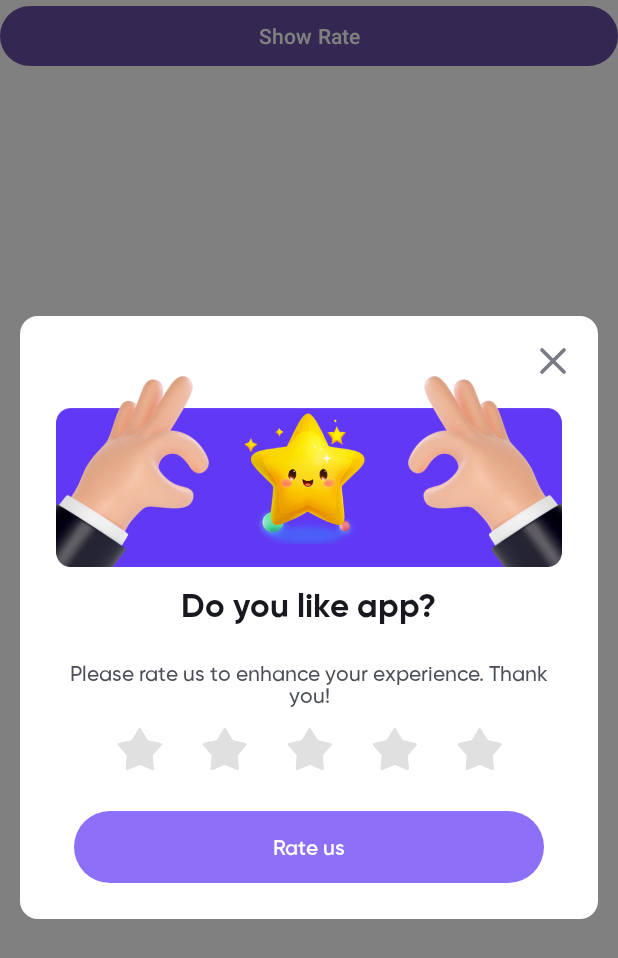
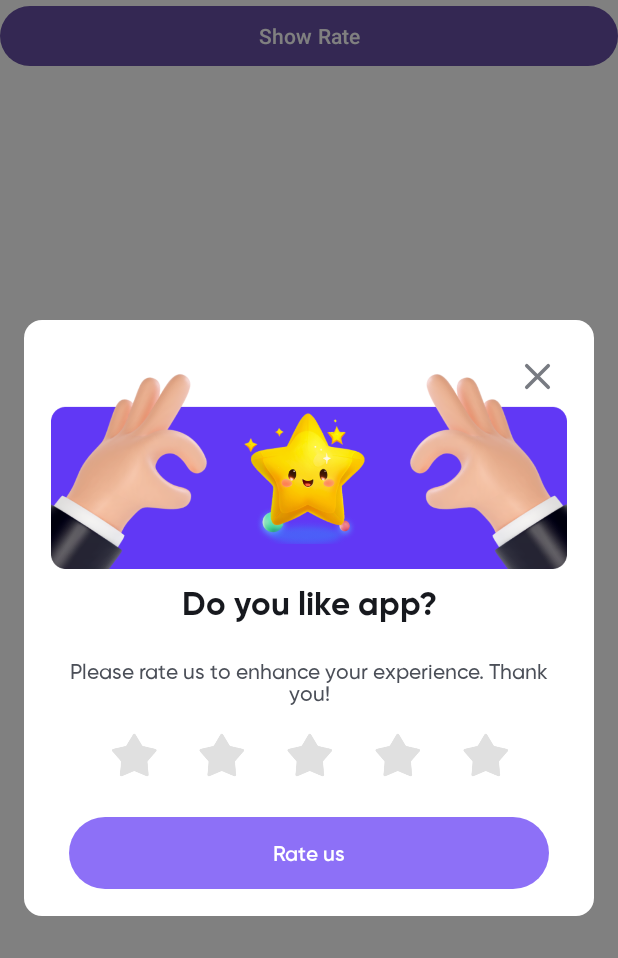
Before and after one commit to tuyen12081707/RateApp, an Android app: the screen it shows after launch (MainActivity), after a tap on "Show Rate", on a phone screen of 412 x 824 dp. Shown: the top 958 px of the screen. Run offline under Robolectric (Android 15) with nearby library versions, the phone set to English and light mode, and no system bars; our stand-ins replace sdp/ssp sizes; libraries missing offline, so code that uses them is left out: com.google.android.play.

Commit message:
update v-1.0.0

```diff
--- a/app/src/main/java/com/panda/rate/MainActivity.kt
+++ b/app/src/main/java/com/panda/rate/MainActivity.kt
@@ -22,7 +22,7 @@ class MainActivity : AppCompatActivity() {
                 .setPositiveText(R.string.rate_us)
                 .setPositiveColor(R.color.white)
                 .setFeedbackEmail("support.boocha@outlock.com")
-                .setCancelable(true)
+                .setCancelable(false)
                 .setOnRated { stars ->
                     // Xử lý callback, ví dụ log analytics
                     println("User rated: $stars")
--- a/app/src/main/java/com/panda/rate/RateDialog.kt
+++ b/app/src/main/java/com/panda/rate/RateDialog.kt
@@ -25,6 +25,7 @@ import androidx.core.graphics.drawable.toDrawable
 import com.google.android.play.core.review.ReviewManagerFactory
 import com.google.android.play.core.review.testing.FakeReviewManager
 import androidx.core.net.toUri
+import androidx.core.os.bundleOf
 import com.google.firebase.Firebase
 import com.google.firebase.analytics.analytics
 
@@ -42,6 +43,7 @@ class RateDialog(
     override fun onCreate(savedInstanceState: Bundle?) {
         super.onCreate(savedInstanceState)
         setContentView(binding.root)
+        setCancelable(config.cancelable)
         window?.setBackgroundDrawableResource(android.R.color.transparent)
         window?.setLayout(
             WindowManager.LayoutParams.MATCH_PARENT,
@@ -75,21 +77,29 @@ class RateDialog(
         }
 
         binding.btnRate.setOnClickListener {
-            logEvent("rate_show")
             if (selectedStars >= 4) {
                 showInAppReview(activity = context as Activity)
             } else {
                 sendFeedback(context, selectedStars, config.feedbackEmail)
             }
+            logEvent("rate_submit", bundleOf("rate_star" to selectedStars))
             config.onRated?.invoke(selectedStars)
             dismiss()
         }
 
     }
 
+    override fun show() {
+        super.show()
+        logEvent("rate_show")
+    }
+
     fun logEvent(event: String, bundle: Bundle? = null) {
         Log.d("event==", event)
-        Firebase.analytics.logEvent(event, bundle)
+        try {
+            Firebase.analytics.logEvent(event, bundle)
+        } catch (_: Exception) {
+        }
     }
 
     private fun setupStars(binding: PopupRatingBinding) {
@@ -99,12 +109,11 @@ class RateDialog(
             ImageView(container.context).apply {
                 layoutParams = LinearLayout.LayoutParams(0, dpToPx(45)).apply {
                     weight = 1f
-                    if (i != 0) marginStart = dpToPx(12)
+                    if (i != 0) marginStart = dpToPx(2)
                 }
                 setImageResource(R.drawable.ic_start_not_active)
                 adjustViewBounds = true
                 setOnClickListener {
-                    logEvent("rate_submit_rate_star_${i + 1}")
                     updateStars(binding, i + 1)
                 }
                 container.addView(this)
--- a/app/src/main/res/layout/popup_rating.xml
+++ b/app/src/main/res/layout/popup_rating.xml
@@ -1,52 +1,46 @@
 <?xml version="1.0" encoding="utf-8"?>
-<androidx.constraintlayout.widget.ConstraintLayout xmlns:android="http://schemas.android.com/apk/res/android"
+<FrameLayout xmlns:android="http://schemas.android.com/apk/res/android"
     xmlns:app="http://schemas.android.com/apk/res-auto"
     android:layout_width="match_parent"
     android:layout_height="wrap_content"
     android:layout_centerInParent="true"
     android:background="@android:color/transparent"
     >
+    <androidx.constraintlayout.widget.ConstraintLayout
+        android:layout_width="match_parent"
+        android:layout_height="wrap_content"
+        app:layout_constraintTop_toTopOf="parent"
+        android:padding="@dimen/_14sdp"
+        android:layout_margin="16dp"
+        android:background="@drawable/custom_corner_12dp"
+        android:backgroundTint="@color/white"
+        >
+        <ImageView
+            android:id="@+id/btnClose"
+            android:layout_width="@dimen/_30sdp"
+            android:layout_height="@dimen/_30sdp"
+            android:layout_gravity="end"
+            android:elevation="1dp"
+            android:padding="5dp"
+            android:src="@drawable/ic_delete"
+            app:layout_constraintEnd_toEndOf="parent"
+            app:layout_constraintTop_toTopOf="parent" />
 
         <FrameLayout
-        android:id="@+id/card"
+            android:id="@+id/frImageView"
             android:layout_width="match_parent"
             android:layout_height="wrap_content"
-        android:layout_margin="@dimen/_10sdp"
-        android:background="@drawable/custom_corner_12dp"
-        android:backgroundTint="@color/white"
-        android:elevation="1dp"
-        app:layout_constraintBottom_toBottomOf="parent"
-        app:layout_constraintLeft_toLeftOf="parent"
-        app:layout_constraintRight_toRightOf="parent"
+            android:layout_gravity="center"
+            android:layout_marginTop="@dimen/_12sdp"
+            android:layout_marginBottom="16dp"
             app:layout_constraintTop_toTopOf="parent">
+
             <ImageView
-            android:id="@+id/btnClose"
-            android:layout_width="40dp"
-            android:layout_height="40dp"
-            android:layout_gravity="end"
-            android:padding="5dp"
-            android:elevation="1dp"
-            android:layout_margin="10dp"
-            android:src="@drawable/ic_delete"
-            />
-        <LinearLayout
                 android:layout_width="match_parent"
                 android:layout_height="wrap_content"
-            android:orientation="vertical"
-            android:padding="24dp">
-        <FrameLayout
-            android:layout_width="wrap_content"
-            android:layout_height="wrap_content"
-            android:layout_gravity="center"
-            android:layout_marginTop="@dimen/_10sdp"
-            android:layout_marginBottom="16dp"
-            >
-            <ImageView
-                android:layout_width="match_parent"
                 android:adjustViewBounds="true"
-                android:src="@drawable/bg_rate"
-                android:layout_height="wrap_content"
-                />
+                android:src="@drawable/bg_rate" />
+
             <ImageView
                 android:id="@+id/rateEmotion"
                 android:layout_width="120dp"
@@ -59,53 +53,64 @@
 
         <androidx.appcompat.widget.AppCompatTextView
             android:id="@+id/tvTitle"
+            style="@style/AppTextStyleBold"
+            android:layout_marginTop="@dimen/_10sdp"
             android:layout_width="wrap_content"
             android:layout_height="wrap_content"
             android:layout_gravity="center_horizontal"
             android:gravity="center_horizontal"
             android:text="@string/do_you_like_app"
             android:textColor="@color/colorPrimary"
-                style="@style/AppTextStyleBold"
-                android:textSize="@dimen/_17ssp" />
+            android:textSize="@dimen/_17ssp"
+            app:layout_constraintEnd_toEndOf="parent"
+            app:layout_constraintStart_toStartOf="parent"
+            app:layout_constraintTop_toBottomOf="@id/frImageView" />
+
+
         <androidx.appcompat.widget.AppCompatTextView
             android:id="@+id/ratingLbl"
-                android:layout_width="wrap_content"
+            style="@style/AppTextStyleMedium"
+            android:layout_width="match_parent"
             android:layout_height="wrap_content"
-                android:minLines="2"
             android:layout_gravity="center_horizontal"
             android:layout_marginTop="@dimen/_20sdp"
             android:gravity="center_horizontal"
+            android:minLines="2"
             android:text="@string/text_rate1"
             android:textColor="@color/color_text_400"
-                style="@style/AppTextStyleMedium"
-                android:textSize="@dimen/_11ssp" />
+            android:textSize="@dimen/_11ssp"
+            app:layout_constraintTop_toBottomOf="@id/tvTitle" />
+
         <LinearLayout
             android:id="@+id/starContainer"
-                android:layout_width="wrap_content"
+            android:layout_width="match_parent"
+            android:layout_height="wrap_content"
             android:layout_gravity="center"
-                android:layout_height="wrap_content"
+            android:layout_marginTop="@dimen/_10sdp"
+            android:paddingHorizontal="@dimen/_10sdp"
+            android:layout_marginHorizontal="@dimen/_10sdp"
+            android:gravity="center_horizontal"
             android:orientation="horizontal"
-                android:gravity="center_horizontal"
-                android:layout_marginTop="8dp">
-            </LinearLayout>
+            app:layout_constraintTop_toBottomOf="@id/ratingLbl" />
 
 
         <androidx.appcompat.widget.AppCompatButton
             android:id="@+id/btnRate"
+            style="@style/AppTextStyleSemiBold"
             android:layout_width="match_parent"
             android:layout_height="wrap_content"
             android:layout_marginHorizontal="12dp"
             android:layout_marginTop="16dp"
             android:alpha="0.7"
+            android:background="@drawable/custom_corner_24dp"
+            android:backgroundTint="@color/colorBlue"
             android:enabled="false"
-                android:background="@drawable/custom_corner_24dp"
-                style="@style/AppTextStyleSemiBold"
-                android:backgroundTint="@color/colorBlue"
             android:text="@string/rate_us"
             android:textAllCaps="false"
-                android:textColor="@color/white" />
-        </LinearLayout>
-    </FrameLayout>
+            android:textColor="@color/white"
+            app:layout_constraintTop_toBottomOf="@id/starContainer" />
+
+    </androidx.constraintlayout.widget.ConstraintLayout>
 
 
-</androidx.constraintlayout.widget.ConstraintLayout>
+</FrameLayout>
```
Also changed, not shown: app/src/main/res/drawable/ic_rate_direction.png (added). Lines whose indentation alone changed are shown as unchanged.
